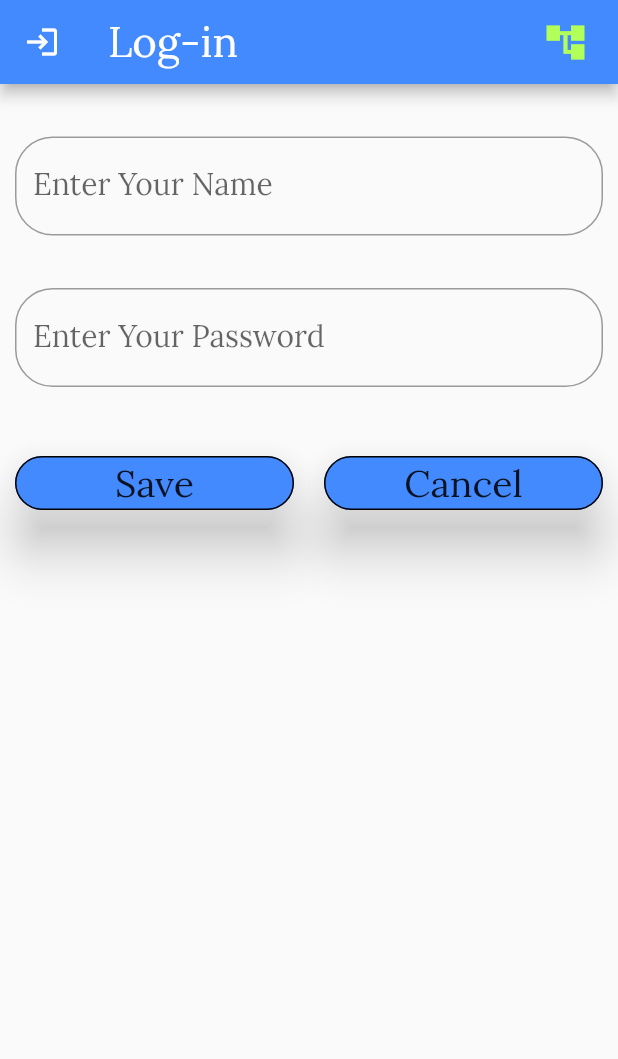
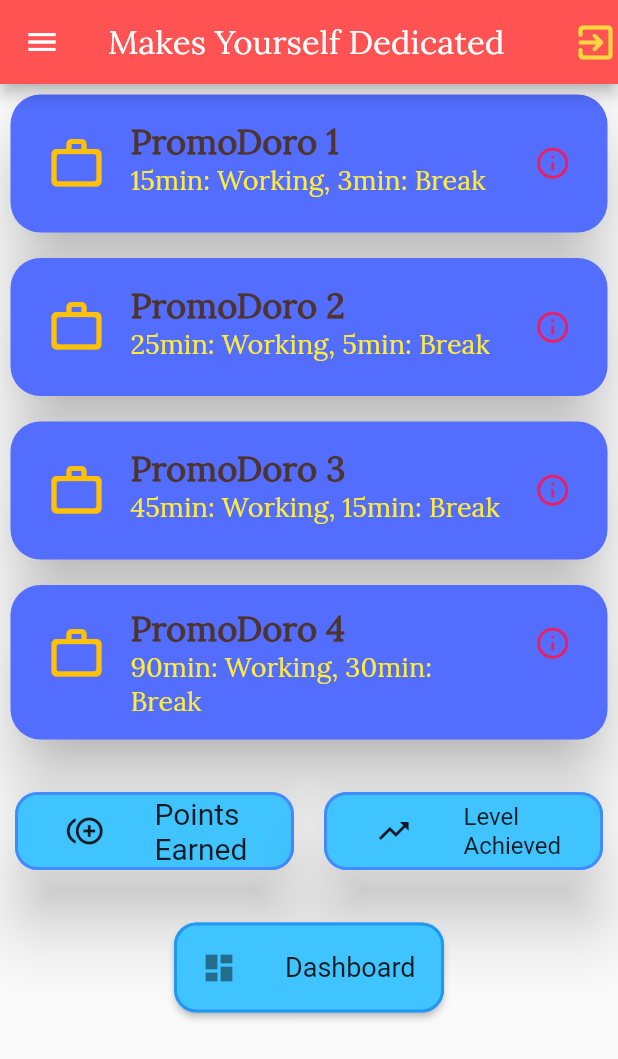
Before and after one commit to SamarpanCoder2002/Mr-Pomodoro, a Flutter app: the AccountManagerLogIn screen opened directly, after a tap on "Save", on a phone screen of 412 x 824 dp. Shown: the top 1059 px of the screen. Run offline on Flutter 3.47's test engine with Material 2 defaults, Android fonts, the phone set to English and light mode, and no system bars.

Commit message:
New UI File Added

```diff
--- a/lib/UI/Log_in.dart
+++ b/lib/UI/Log_in.dart
@@ -1,6 +1,7 @@
 import 'package:flutter/cupertino.dart';
 import 'package:flutter/material.dart';
 import 'package:hello_promodoro/UI/Sign_up.dart';
+import 'package:hello_promodoro/UI/Main_Screen.dart';
 
 class AccountManagerLogIn extends StatefulWidget {
   @override
@@ -106,7 +107,11 @@ class AccountCreate extends State<AccountManagerLogIn> {
                 "Save",
                 style: TextStyle(fontSize: 25.0, fontFamily: 'Lora'),
               ),
-              onPressed: () {},
+              onPressed: () {
+                Navigator.pop(context);
+                Navigator.push(context,
+                    MaterialPageRoute(builder: (context) => MainController()));
+              },
               shape: RoundedRectangleBorder(
                 side: BorderSide(width: 1.0),
                 borderRadius: BorderRadius.circular(20.0),
--- /dev/null
+++ b/lib/UI/Main_Screen.dart
@@ -0,0 +1,323 @@
+import 'package:flutter/cupertino.dart';
+import 'package:flutter/material.dart';
+
+class MainController extends StatefulWidget {
+  @override
+  State<StatefulWidget> createState() {
+    return Functionality();
+  }
+}
+
+class Functionality extends State<MainController> {
+  @override
+  Widget build(BuildContext context) {
+    return Scaffold(
+      appBar: AppBar(
+        backgroundColor: Colors.redAccent,
+        actions: [
+          GestureDetector(
+            onTap: () {
+              Navigator.pop(context);
+            },
+            child: Icon(
+              Icons.exit_to_app_rounded,
+              color: Colors.amberAccent,
+              size: 30.0,
+            ),
+          )
+        ],
+        title: Text(
+          "Makes Yourself Dedicated",
+          style: TextStyle(fontFamily: 'Lora', fontSize: 22.0),
+        ),
+      ),
+      drawer: makeDrawer(),
+      body: mainBody(),
+    );
+  }
+
+  Widget makeDrawer() {
+    return Drawer(
+        elevation: 20.0,
+        child: ListView(
+          children: <Widget>[
+            Container(
+              color: Theme.of(context).primaryColor,
+              width: 100.0,
+              height: 100.0,
+              child: Row(
+                children: [
+                  Expanded(
+                    child: CircleAvatar(
+                      radius: 40.0,
+                      child: Image.asset('images/right_arrow.gif',
+                          fit: BoxFit.fill),
+                    ),
+                  ),
+                  Expanded(
+                      child: Text(
+                    "Samarpan Dasgupta",
+                    style: TextStyle(fontSize: 27.0, fontFamily: 'Lora'),
+                  )),
+                ],
+              ),
+            ),
+            Card(
+              margin: EdgeInsets.only(bottom: 10.0),
+              elevation: 14.0,
+              shadowColor: Colors.lightGreenAccent,
+              child: ListTile(
+                hoverColor: Colors.green,
+                leading: Icon(
+                  Icons.dashboard,
+                  color: Colors.green,
+                ),
+                title: Text(
+                  "Dashboard",
+                  style: TextStyle(
+                      fontSize: 25.0, fontFamily: 'Lora', color: Colors.red),
+                ),
+                onTap: () {},
+              ),
+            ),
+            Card(
+              margin: EdgeInsets.only(bottom: 10.0),
+              elevation: 14.0,
+              shadowColor: Colors.lightGreenAccent,
+              child: ListTile(
+                leading: Icon(
+                  Icons.account_box,
+                  color: Colors.green,
+                ),
+                title: Text(
+                  "Account",
+                  style: TextStyle(
+                      fontSize: 25.0, fontFamily: 'Lora', color: Colors.red),
+                ),
+                onTap: () {},
+              ),
+            ),
+            Card(
+              margin: EdgeInsets.only(bottom: 10.0),
+              elevation: 14.0,
+              shadowColor: Colors.lightGreenAccent,
+              child: ListTile(
+                leading: Icon(
+                  Icons.settings,
+                  color: Colors.green,
+                ),
+                title: Text(
+                  "Settings",
+                  style: TextStyle(
+                      fontSize: 25.0, fontFamily: 'Lora', color: Colors.red),
+                ),
+                onTap: () {},
+              ),
+            ),
+            Card(
+              margin: EdgeInsets.only(bottom: 10.0),
+              elevation: 14.0,
+              shadowColor: Colors.lightGreenAccent,
+              child: ListTile(
+                leading: Icon(
+                  Icons.account_box_outlined,
+                  color: Colors.green,
+                ),
+                title: Text(
+                  "About",
+                  style: TextStyle(
+                      fontSize: 25.0, fontFamily: 'Lora', color: Colors.red),
+                ),
+                onTap: () {},
+              ),
+            ),
+          ],
+        ));
+  }
+
+  Widget mainBody() {
+    return ListView(
+      children: [
+        differentPromoDoro(1),
+        differentPromoDoro(2),
+        differentPromoDoro(3),
+        differentPromoDoro(4),
+        achievement(),
+        normalDashboardMake(),
+      ],
+    );
+  }
+
+  Widget differentPromoDoro([int num = 1]) {
+    String timeManagement = "";
+    if (num == 1)
+      timeManagement = "15min: Working, 3min: Break";
+    else if (num == 2)
+      timeManagement = "25min: Working, 5min: Break";
+    else if (num == 3)
+      timeManagement = "45min: Working, 15min: Break";
+    else
+      timeManagement = "90min: Working, 30min: Break";
+    return Card(
+      shape: RoundedRectangleBorder(
+        borderRadius: BorderRadius.circular(20.0),
+      ),
+      color: Colors.indigoAccent,
+      elevation: 18.0,
+      margin: EdgeInsets.only(
+        bottom: 10.0,
+        left: 7.0,
+        right: 7.0,
+        top: 7.0,
+      ),
+      child: Container(
+        alignment: Alignment.center,
+        padding: EdgeInsets.only(
+          top: 10.0,
+          bottom: 10.0,
+          left: 8.0,
+          right: 8.0,
+        ),
+        child: ListTile(
+          leading: Icon(
+            Icons.work_outline_rounded,
+            color: Colors.amber,
+            size: 40.0,
+          ),
+          trailing: GestureDetector(
+            onTap: () {
+              debugPrint("PromoDoro $num About Section");
+            },
+            child: Icon(
+              Icons.info_outline_rounded,
+              color: Colors.pink,
+              size: 25.0,
+            ),
+          ),
+          title: Text(
+            "PromoDoro $num",
+            style: TextStyle(
+              fontSize: 23.0,
+              fontFamily: 'Lora',
+              fontWeight: FontWeight.w700,
+              color: Colors.brown[800],
+            ),
+          ),
+          subtitle: Text(
+            timeManagement,
+            style: TextStyle(
+              fontSize: 18.0,
+              fontFamily: 'Lora',
+              color: Colors.yellow,
+            ),
+          ),
+          onTap: () {
+            debugPrint("PromoDoro $num clicked");
+          },
+        ),
+      ),
+    );
+  }
+
+  Widget achievement() {
+    return Row(
+      children: <Widget>[
+        achivementStore("point"),
+        achivementStore("level"),
+      ],
+    );
+  }
+
+  Widget achivementStore([String using]) {
+    Icon iconStore;
+    String workingStore;
+    double sizeFont;
+    var paddingStore;
+    if (using == "point") {
+      iconStore = Icon(Icons.control_point_duplicate_outlined);
+      workingStore = "Points Earned";
+      sizeFont = 20.0;
+      paddingStore = EdgeInsets.only(
+        top: 3.0,
+        bottom: 3.0,
+      );
+    } else {
+      iconStore = Icon(Icons.trending_up_outlined);
+      workingStore = "Level Achieved";
+      sizeFont = 16.0;
+      paddingStore = EdgeInsets.only(
+        top: 7.0,
+        bottom: 7.0,
+      );
+    }
+    return Expanded(
+        child: Container(
+      alignment: Alignment.bottomCenter,
+      margin: EdgeInsets.only(
+        top: 25.0,
+        left: 10.0,
+        right: 10.0,
+      ),
+      child: RaisedButton(
+        padding: paddingStore,
+        color: Colors.lightBlueAccent,
+        elevation: 20.0,
+        shape: RoundedRectangleBorder(
+          borderRadius: BorderRadius.circular(15.0),
+          side: BorderSide(color: Colors.blueAccent, width: 2.0),
+        ),
+        child: Row(
+          children: [
+            Expanded(
+              child: iconStore,
+            ),
+            Expanded(
+                child: Text(
+              workingStore,
+              style: TextStyle(
+                  fontSize: sizeFont,
+                  fontFamily: 'Roboto',
+                  fontWeight: FontWeight.w500),
+            )),
+          ],
+        ),
+        onPressed: () {
+          debugPrint("Points Checking");
+        },
+      ),
+    ));
+  }
+
+  Widget normalDashboardMake() {
+    return Center(
+      child: Container(
+        width: 180.0,
+        margin: EdgeInsets.only(
+          top: 35.0,
+        ),
+        child: RaisedButton(
+          padding: EdgeInsets.all(2.0),
+          color: Colors.lightBlueAccent,
+          shape: RoundedRectangleBorder(
+            borderRadius: BorderRadius.circular(15.0),
+            side: BorderSide(
+              width: 2.0,
+              color: Colors.blue,
+            ),
+          ),
+          child: ListTile(
+            leading: Icon(Icons.dashboard),
+            title: Text(
+              "Dashboard",
+              style: TextStyle(
+                  fontSize: 18.0,
+                  fontFamily: 'Roboto',
+                  fontWeight: FontWeight.w500),
+            ),
+          ),
+          onPressed: () {},
+        ),
+      ),
+    );
+  }
+}
--- a/lib/main.dart
+++ b/lib/main.dart
@@ -1,7 +1,6 @@
 import 'package:flutter/material.dart';
-import 'package:hello_promodoro/UI/Sign_up.dart';
 import 'package:hello_promodoro/UI/Welcome_screen.dart';
-import 'package:hello_promodoro/UI/Log_in.dart';
+import 'package:hello_promodoro/UI/Main_Screen.dart';
 
 void main() {
   runApp(MaterialApp(
--- a/pubspec.yaml
+++ b/pubspec.yaml
@@ -65,7 +65,11 @@ flutter:
     - family: Lora
       fonts:
         - asset: fonts/Lora-Regular.ttf
-          weight: 300
+          weight: 700
+    - family: Roboto
+      fonts:
+        - asset: fonts/Roboto-Regular.ttf
+          weight: 500
 
 
   #   - family: Trajan Pro
```
Also changed, not shown: fonts/Roboto-Regular.ttf (added), 5 other files.
